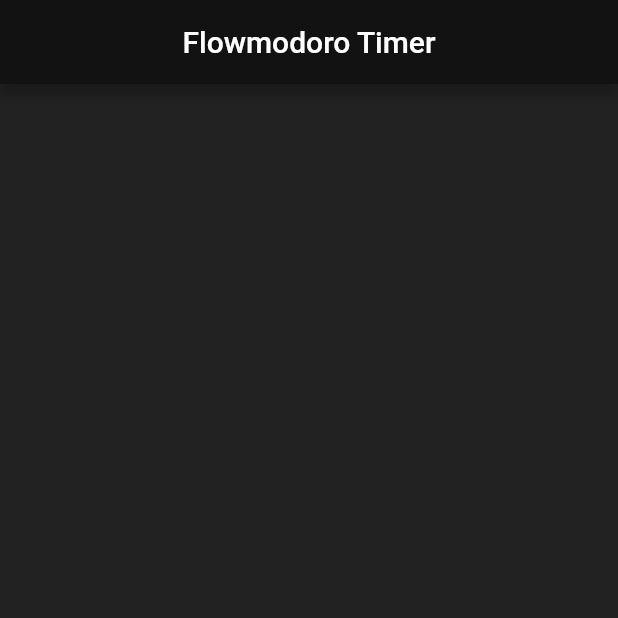
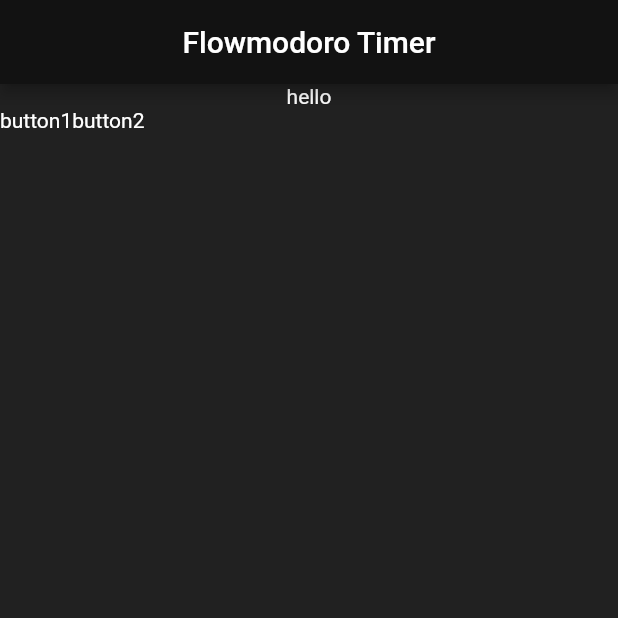
Before and after one commit to SzymanskiFilip/flowmodoro-flutter, a Flutter app: the screen it shows after launch, on a phone screen of 412 x 824 dp, the top half of it. Run offline on Flutter 3.47's test engine with Material 2 defaults, Android fonts, the phone set to English and light mode, and no system bars.

Commit message:
fixed timer error, have to implement minutes design

```diff
--- a/lib/widgets/TimerWidget.dart
+++ b/lib/widgets/TimerWidget.dart
@@ -1,4 +1,5 @@
 import "package:flutter/material.dart";
+import "dart:async";
 
 class TimerWidget extends StatefulWidget {
   const TimerWidget({Key? key}) : super(key: key);
@@ -8,8 +9,40 @@ class TimerWidget extends StatefulWidget {
 }
 
 class _TimerWidgetState extends State<TimerWidget> {
+  Duration time = Duration();
+  Duration second = Duration(seconds: 1);
+  Timer? timer;
+
+  @override
+  void initState() {
+    startTimer();
+  }
+
+  void startTimer(){
+    timer = Timer.periodic(second, (timer) {
+      updateTime();
+    });
+  }
+
+  void updateTime(){
+    final second = 1;
+
+    setState(() {
+      final seconds = time.inSeconds + second;
+      time = Duration(seconds: seconds);
+    });
+  }
+
   @override
   Widget build(BuildContext context) {
-    return Container();
+    return Container(
+      child: Column(children: [
+        Text("hello"),
+        Row(children: [
+          Text("button1"),
+          Text("button2")
+        ],)
+      ],),
+    );
   }
 }
```
